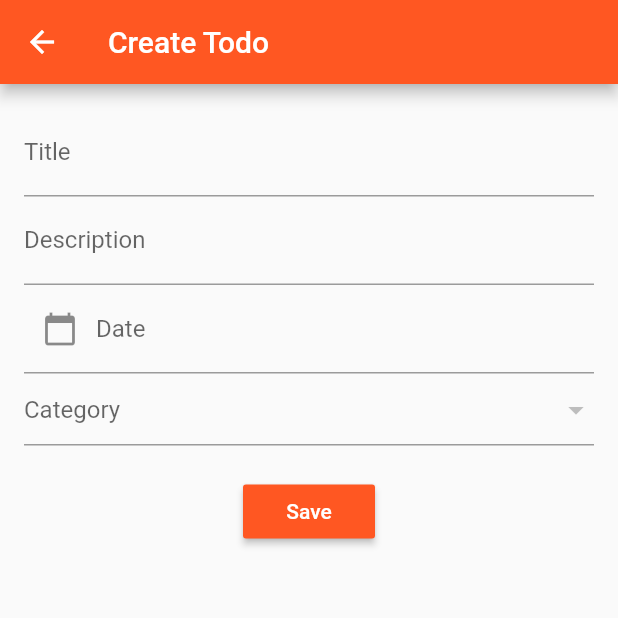
After one commit to BrendowLincoln/todo_list_sqflite, a Flutter app: the TodoScreen screen opened directly, on a phone screen of 412 x 824 dp, the top half of it. The commit adds this screen. Run offline on Flutter 3.47's test engine with Material 2 defaults, Android fonts, the phone set to English and light mode, and no system bars; our stand-ins replace sqflite; accounts and stored records are empty; network calls fail.

Commit message:
Finished the todo screen form

```diff
--- a/lib/src/screens/home_screen.dart
+++ b/lib/src/screens/home_screen.dart
@@ -1,5 +1,6 @@
 import 'package:flutter/material.dart';
 import 'package:todo_list_sqflite/src/helpers/drawer_navigator.dart';
+import 'package:todo_list_sqflite/src/screens/todo_screen.dart';
 
 class HomeScreen extends StatefulWidget {
   @override
@@ -15,6 +16,12 @@ class _HomeScreenState extends State<HomeScreen> {
         centerTitle: true,
       ),
       drawer: DrawerNavigator(),
+      floatingActionButton: FloatingActionButton(
+        onPressed: () => Navigator.of(context)
+            .push(MaterialPageRoute(builder: (context) => TodoScreen())),
+        child: Icon(Icons.add),
+      ),
     );
+
   }
 }
--- /dev/null
+++ b/lib/src/screens/todo_screen.dart
@@ -0,0 +1,80 @@
+import 'package:flutter/material.dart';
+import 'package:todo_list_sqflite/src/helpers/drawer_navigator.dart';
+
+class TodoScreen extends StatefulWidget {
+  @override
+  _TodoScreenState createState() => _TodoScreenState();
+}
+
+class _TodoScreenState extends State<TodoScreen> {
+
+  var todoTitleController = TextEditingController();
+  var todoDescriptionController = TextEditingController();
+  var todoDateController = TextEditingController();
+
+  var _selectedValue;
+
+  @override
+  Widget build(BuildContext context) {
+    return Scaffold(
+      appBar: AppBar(
+        title: Text('Create Todo'),
+      ),
+      body: Padding(
+        padding: const EdgeInsets.all(16.0),
+        child: Column(
+          children: <Widget>[
+            TextField(
+              controller: todoTitleController,
+              decoration: InputDecoration(
+                labelText: 'Title',
+                hintText: 'Write Todo Title'
+              ),
+            ),
+            TextField(
+              controller: todoDescriptionController,
+              decoration: InputDecoration(
+                  labelText: 'Description',
+                  hintText: 'Write Todo Description'
+              ),
+            ),
+            TextField(
+              controller: todoDateController,
+              decoration: InputDecoration(
+                  labelText: 'Date',
+                  hintText: 'Pick a Date',
+                  prefixIcon: InkWell(
+                    onTap: () {},
+                    child: Icon(Icons.calendar_today),
+                  ),
+              ),
+            ),
+           DropdownButtonFormField(
+             items: null,
+             onChanged: (value) {
+               setState(() {
+                 _selectedValue = value;
+               });
+             },
+             value: _selectedValue,
+             hint: Text('Category'),
+           ),
+            SizedBox(
+              height: 20,
+            ),
+            RaisedButton(
+              onPressed: (){},
+              color: Colors.deepOrange,
+              child: Text(
+                'Save',
+                style: TextStyle(
+                  color: Colors.white
+                ),
+              ),
+            )
+          ],
+        ),
+      ),
+    );
+  }
+}
```
